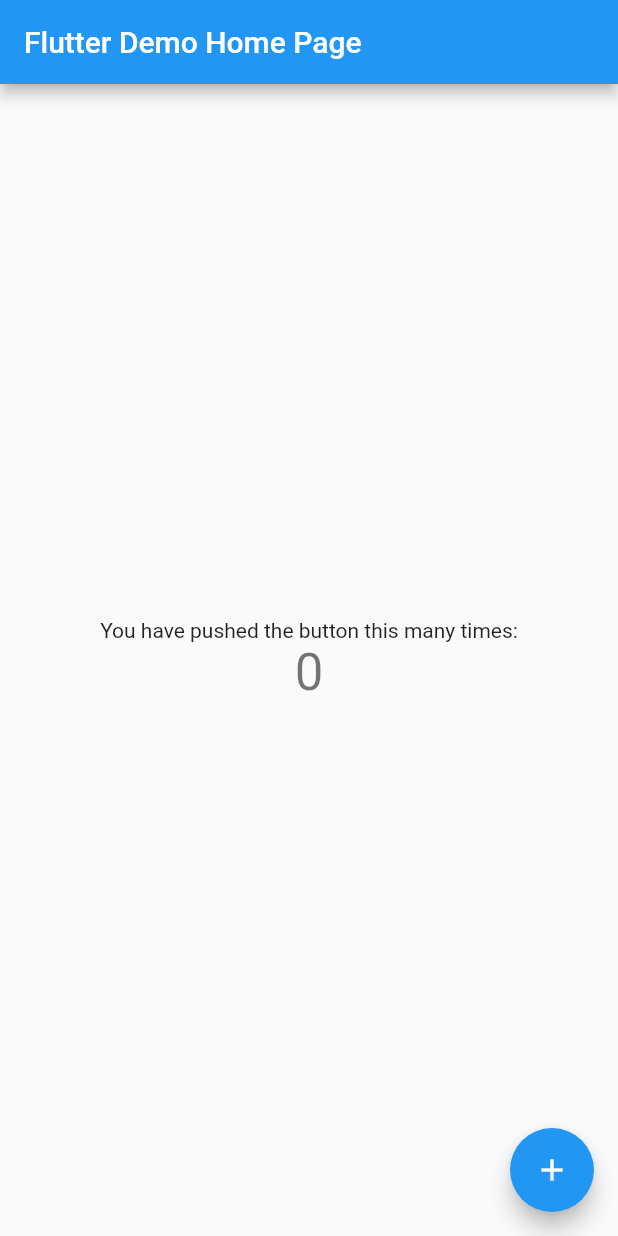
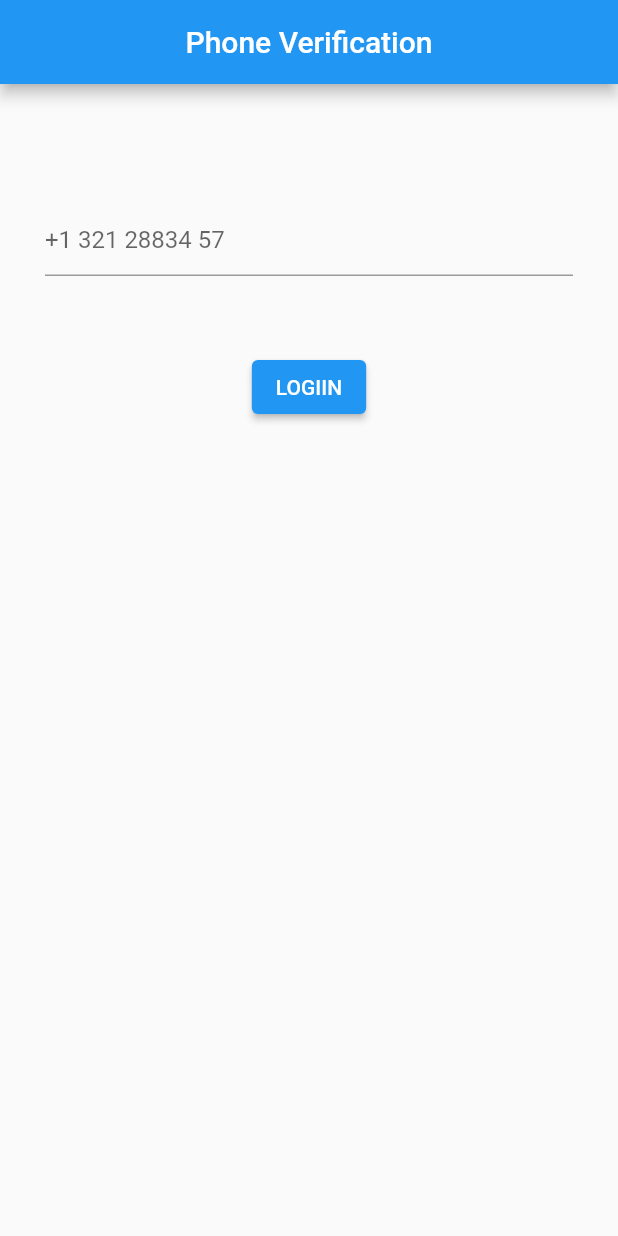
Before and after one commit to axijethwa74/Ottp_Firebase_Fluitter, a Flutter app: the screen it shows after launch, on a phone screen of 412 x 824 dp. Run offline on Flutter 3.47's test engine with Material 2 defaults, Android fonts, the phone set to English and light mode, and no system bars; our stand-ins replace firebase_auth, firebase_core, fluttertoast; accounts and stored records are empty.

Commit message:
done with firebase

```diff
--- /dev/null
+++ b/ottp_firebase/lib/Ottpfire.dart
@@ -0,0 +1,88 @@
+import 'package:firebase_auth/firebase_auth.dart';
+
+import 'package:flutter/material.dart';
+import 'package:ottp_firebase/VerifyCodeScreen.dart';
+import 'Utils.dart';
+
+class OttpFire extends StatefulWidget {
+  const OttpFire({super.key});
+
+  @override
+  State<OttpFire> createState() => _OttpFireState();
+}
+
+class _OttpFireState extends State<OttpFire> {
+  bool loading = true;
+  //TextEditing Field ...
+  final phoneNumberController = TextEditingController();
+  final auth = FirebaseAuth.instance;
+
+  @override
+  Widget build(BuildContext context) {
+    return Scaffold(
+      appBar: AppBar(
+        title: Center(child: Text("Phone Verification")),
+      ),
+      body: Padding(
+        padding: const EdgeInsets.symmetric(horizontal: 30),
+        child: Column(
+          children: [
+            SizedBox(
+              height: 80,
+            ),
+            TextFormField(
+              keyboardType: TextInputType.text,
+              controller: phoneNumberController,
+              decoration: InputDecoration(
+                hintText: "+1 321 28834 57",
+              ),
+            ),
+            SizedBox(
+              height: 50,
+            ),
+            ElevatedButton(
+                onPressed: () {
+                  setState(() {
+                    loading = true;
+                  });
+                  auth.verifyPhoneNumber(
+                      phoneNumber: phoneNumberController.text,
+                      verificationCompleted: (_) {
+                        setState(() {
+                          loading = false;
+                        });
+                      },
+                      verificationFailed: (e) {
+                        setState(() {
+                          loading = false;
+                        });
+
+                        Utils().toastMessage(e.toString());
+                      },
+                      codeSent: (String verificationId, int? token) {
+                        Navigator.push(
+                            context,
+                            MaterialPageRoute(
+                                builder: (context) => VerifyCodeScreen(
+                                      verificationId: verificationId,
+                                    )));
+                        setState(() {
+                          loading = false;
+                        });
+                      },
+                      codeAutoRetrievalTimeout: (e) {
+                        Utils().toastMessage(e.toString());
+                        setState(() {
+                          loading = false;
+                        });
+                      });
+                },
+                child: Text(
+                  "LOGIIN",
+                )),
+          ],
+        ),
+      ),
+    );
+  }
+}
--- a/ottp_firebase/lib/main.dart
+++ b/ottp_firebase/lib/main.dart
@@ -1,6 +1,10 @@
+import 'package:firebase_core/firebase_core.dart';
 import 'package:flutter/material.dart';
+import 'Ottpfire.dart';
 
-void main() {
+void main() async {
+  WidgetsFlutterBinding.ensureInitialized();
+  await Firebase.initializeApp();
   runApp(const MyApp());
 }
 
@@ -12,6 +16,7 @@
   Widget build(BuildContext context) {
     return MaterialApp(
       title: 'Flutter Demo',
+      debugShowCheckedModeBanner: false,
       theme: ThemeData(
         // This is the theme of your application.
         //
@@ -24,92 +29,7 @@
         // is not restarted.
         primarySwatch: Colors.blue,
       ),
-      home: const MyHomePage(title: 'Flutter Demo Home Page'),
+      home: const OttpFire(),
     );
   }
 }
-
-class MyHomePage extends StatefulWidget {
-  const MyHomePage({super.key, required this.title});
-
-  // This widget is the home page of your application. It is stateful, meaning
-  // that it has a State object (defined below) that contains fields that affect
-  // how it looks.
-
-  // This class is the configuration for the state. It holds the values (in this
-  // case the title) provided by the parent (in this case the App widget) and
-  // used by the build method of the State. Fields in a Widget subclass are
-  // always marked "final".
-
-  final String title;
-
-  @override
-  State<MyHomePage> createState() => _MyHomePageState();
-}
-
-class _MyHomePageState extends State<MyHomePage> {
-  int _counter = 0;
-
-  void _incrementCounter() {
-    setState(() {
-      // This call to setState tells the Flutter framework that something has
-      // changed in this State, which causes it to rerun the build method below
-      // so that the display can reflect the updated values. If we changed
-      // _counter without calling setState(), then the build method would not be
-      // called again, and so nothing would appear to happen.
-      _counter++;
-    });
-  }
-
-  @override
-  Widget build(BuildContext context) {
-    // This method is rerun every time setState is called, for instance as done
-    // by the _incrementCounter method above.
-    //
-    // The Flutter framework has been optimized to make rerunning build methods
-    // fast, so that you can just rebuild anything that needs updating rather
-    // than having to individually change instances of widgets.
-    return Scaffold(
-      appBar: AppBar(
-        // Here we take the value from the MyHomePage object that was created by
-        // the App.build method, and use it to set our appbar title.
-        title: Text(widget.title),
-      ),
-      body: Center(
-        // Center is a layout widget. It takes a single child and positions it
-        // in the middle of the parent.
-        child: Column(
-          // Column is also a layout widget. It takes a list of children and
-          // arranges them vertically. By default, it sizes itself to fit its
-          // children horizontally, and tries to be as tall as its parent.
-          //
-          // Invoke "debug painting" (press "p" in the console, choose the
-          // "Toggle Debug Paint" action from the Flutter Inspector in Android
-          // Studio, or the "Toggle Debug Paint" command in Visual Studio Code)
-          // to see the wireframe for each widget.
-          //
-          // Column has various properties to control how it sizes itself and
-          // how it positions its children. Here we use mainAxisAlignment to
-          // center the children vertically; the main axis here is the vertical
-          // axis because Columns are vertical (the cross axis would be
-          // horizontal).
-          mainAxisAlignment: MainAxisAlignment.center,
-          children: <Widget>[
-            const Text(
-              'You have pushed the button this many times:',
-            ),
-            Text(
-              '$_counter',
-              style: Theme.of(context).textTheme.headline4,
-            ),
-          ],
-        ),
-      ),
-      floatingActionButton: FloatingActionButton(
-        onPressed: _incrementCounter,
-        tooltip: 'Increment',
-        child: const Icon(Icons.add),
-      ), // This trailing comma makes auto-formatting nicer for build methods.
-    );
-  }
-}
--- a/ottp_firebase/pubspec.yaml
+++ b/ottp_firebase/pubspec.yaml
@@ -36,6 +36,10 @@
   # The following adds the Cupertino Icons font to your application.
   # Use with the CupertinoIcons class for iOS style icons.
   cupertino_icons: ^1.0.2
+  firebase_core: ^2.4.1
+  firebase_auth: ^4.2.5
+  cloud_firestore: ^4.3.1
+  fluttertoast: ^8.0.9
 
 dev_dependencies:
   flutter_test:
```
Also changed, not shown: ottp_firebase/lib/DashScreen.dart (added, +24 -0 lines), ottp_firebase/lib/Utils.dart (added, +15 -0 lines), ottp_firebase/lib/VerifyCodeScreen.dart (added, +73 -0 lines), ottp_firebase/pubspec.lock, 4 other files.
